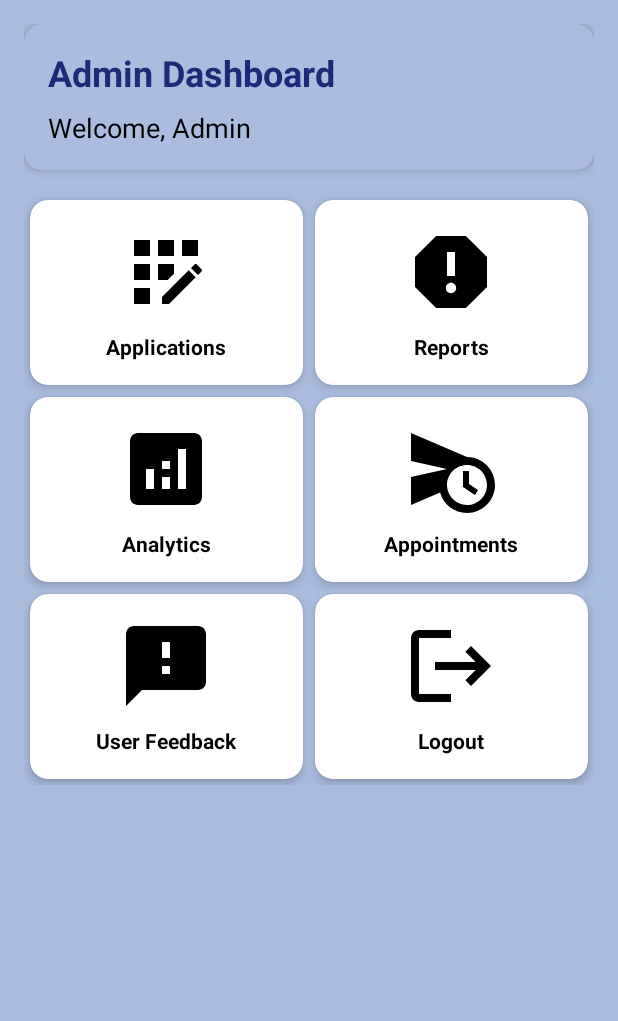
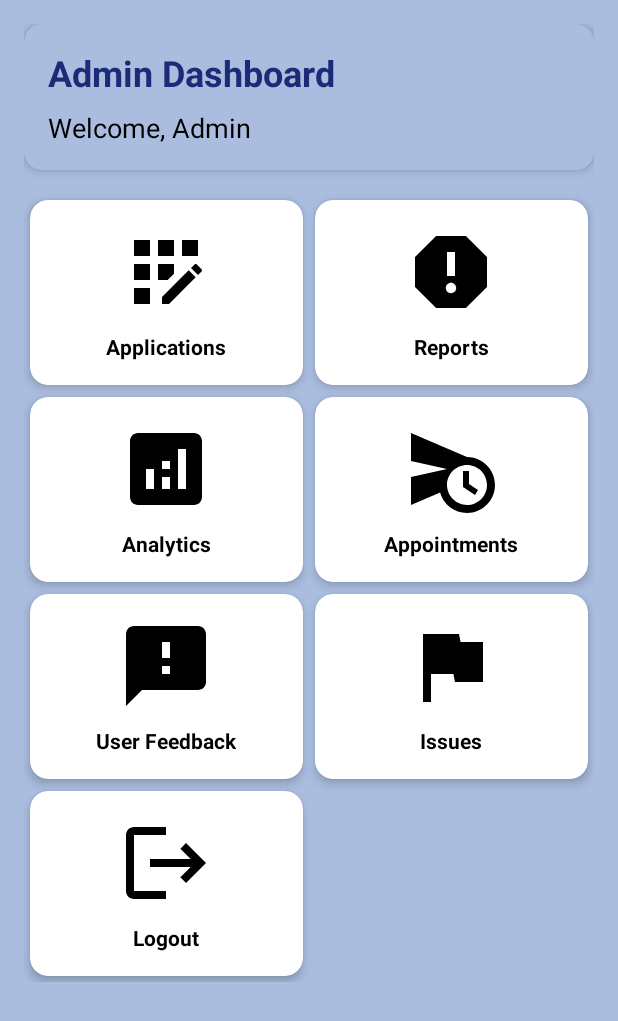
Before and after one commit to thekayd/GoGovApp, an Android app built with Jetpack Compose: the AdminDashboardActivity screen opened directly, with no data from a screen before it, on a phone screen of 412 x 824 dp. Shown: the top 1021 px of the screen. Run offline under Robolectric (Android 15) with nearby library versions, the phone set to English and light mode, and no system bars; Roboto replaces fonts that are not available here.

Commit message:
FEAT: Created the Admin SIde of Mangaing User reported issues and sms notifications included for resolve

```diff
--- a/app/src/main/AndroidManifest.xml
+++ b/app/src/main/AndroidManifest.xml
@@ -27,6 +27,9 @@
         android:supportsRtl="true"
         android:theme="@style/Theme.GoGovMobile"
         tools:targetApi="31">
+        <activity
+            android:name=".activities.IssuesReportAdminActivity"
+            android:exported="false" />
         <activity
             android:name=".activities.PDFViewerActivity"
             android:exported="false" />
--- a/app/src/main/java/com/kayodedaniel/gogovmobile/activities/AdminDashboardActivity.kt
+++ b/app/src/main/java/com/kayodedaniel/gogovmobile/activities/AdminDashboardActivity.kt
@@ -32,6 +32,10 @@ class AdminDashboardActivity : AppCompatActivity() {
             startActivity(Intent(this, AdminAnalyticsActivity::class.java))
         }
 
+        findViewById<CardView>(R.id.cardUserReportIssue).setOnClickListener {
+            startActivity(Intent(this, IssuesReportAdminActivity::class.java))
+        }
+
         findViewById<CardView>(R.id.cardLogout).setOnClickListener {
             finish() // Logs out the admin by closing the activity
         }
--- /dev/null
+++ b/app/src/main/res/drawable/ic_reportissues.xml
@@ -0,0 +1,5 @@
+<vector xmlns:android="http://schemas.android.com/apk/res/android" android:height="24dp" android:tint="#000000" android:viewportHeight="24" android:viewportWidth="24" android:width="24dp">
+
+    <path android:fillColor="@android:color/white" android:pathData="M14.4,6L14,4H5v17h2v-7h5.6l0.4,2h7V6z"/>
+
+</vector>
--- a/app/src/main/res/layout/activity_admin_dashboard.xml
+++ b/app/src/main/res/layout/activity_admin_dashboard.xml
@@ -204,7 +204,35 @@
                 </LinearLayout>
             </androidx.cardview.widget.CardView>
 
+            <androidx.cardview.widget.CardView
+                android:id="@+id/cardUserReportIssue"
+                android:layout_width="0dp"
+                android:layout_height="wrap_content"
+                android:layout_columnWeight="1"
+                app:cardCornerRadius="12dp"
+                app:cardElevation="4dp">
 
+                <LinearLayout
+                    android:layout_width="match_parent"
+                    android:layout_height="wrap_content"
+                    android:gravity="center"
+                    android:orientation="vertical"
+                    android:padding="16dp">
+
+                    <ImageView
+                        android:layout_width="64dp"
+                        android:layout_height="64dp"
+                        android:src="@drawable/ic_reportissues"/>
+
+                    <TextView
+                        android:layout_width="wrap_content"
+                        android:layout_height="wrap_content"
+                        android:layout_marginTop="8dp"
+                        android:text="Issues"
+                        android:textColor="@color/black"
+                        android:textStyle="bold"/>
+                </LinearLayout>
+            </androidx.cardview.widget.CardView>
 
             <androidx.cardview.widget.CardView
                 android:id="@+id/cardLogout"
```
Also changed, not shown: app/src/main/java/com/kayodedaniel/gogovmobile/activities/IssuesReportAdminActivity.kt (added, +181 -0 lines), app/src/main/java/com/kayodedaniel/gogovmobile/activities/ReportActivity.kt (+21 -5 lines), app/src/main/res/layout/activity_issues_report_admin.xml (added, +31 -0 lines), app/src/main/res/layout/item_report.xml (added, +53 -0 lines).
